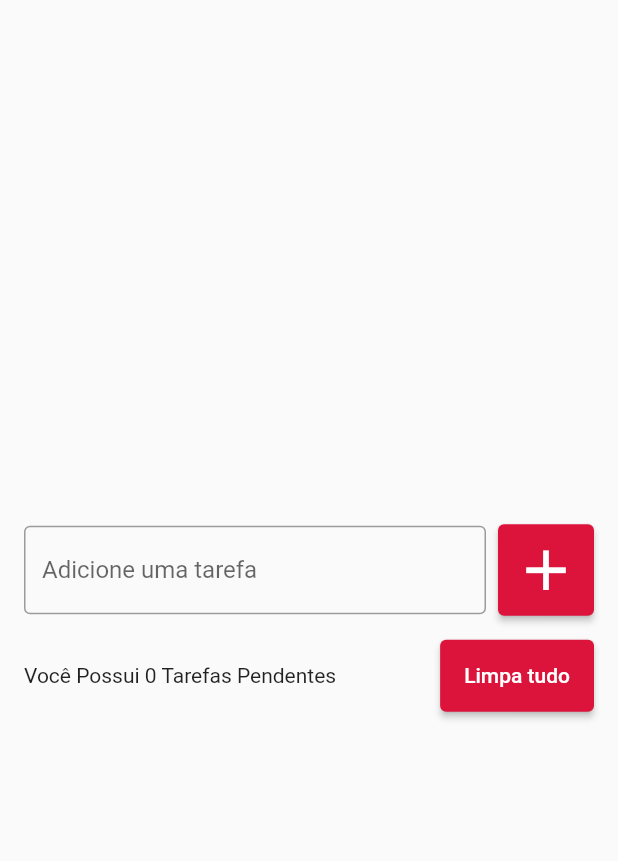
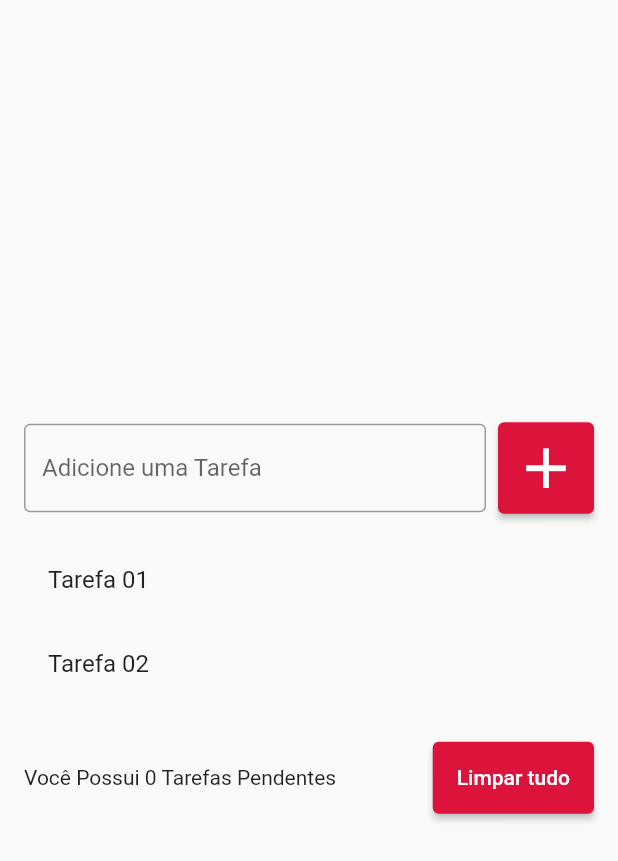
Before and after one commit to petersonpm/flutter-task-list, a Flutter app: the screen it shows after launch, on a phone screen of 412 x 824 dp. Shown: the top 861 px of the screen. Run offline on Flutter 3.47's test engine with Material 2 defaults, Android fonts, the light colour scheme and no system bars.

Commit message:
ListView

```diff
--- a/lib/pages/todo_list_page.dart
+++ b/lib/pages/todo_list_page.dart
@@ -17,48 +17,61 @@ class TodoListPage extends StatelessWidget {
                   const Expanded(
                     child: TextField(
                       decoration: InputDecoration(
-                        border: OutlineInputBorder(
-                        ),
-                        labelText: 'Adicione uma tarefa',
+                        border: OutlineInputBorder(),
+                        labelText: 'Adicione uma Tarefa',
                         hintText: 'EX. Estudar Flutter',
                       ),
                     ),
                   ),
-                  const SizedBox (width: 8),
+                  const SizedBox(width: 8),
                   ElevatedButton(
                     onPressed: () {},
                     style: ElevatedButton.styleFrom(
                         primary: const Color(0xffDC143C),
-                        padding: const EdgeInsets.all(8)
-                    ),
-                    child: const Icon (
+                        padding: const EdgeInsets.all(8)),
+                    child: const Icon(
                       Icons.add,
                       size: 45,
                     ),
                   ),
                 ],
               ),
-              const SizedBox(height:16 ),
+              const SizedBox(height: 16),
+              SizedBox(
+                height: 120,
+                child: ListView(
+                  shrinkWrap: true,
+                  children: const [
+                    ListTile(
+                      title: Text('Tarefa 01'),
+                    ),
+                    ListTile(
+                      title: Text('Tarefa 02'),
+                    ),
+                    ListTile(
+                      title: Text('Tarefa 03'),
+                    ),
+                  ],
+                ),
+              ),
+              const SizedBox(height: 16),
               Row(
                 children: [
                   const Expanded(
-                    child: Text(
-                      'Você Possui 0 Tarefas Pendentes'
-                    ),
+                    child: Text('Você Possui 0 Tarefas Pendentes'),
                   ),
-                  SizedBox (width: 8),
+                  SizedBox(width: 8),
                   ElevatedButton(
-                      onPressed: () {},
-                      style: ElevatedButton.styleFrom(
+                    onPressed: () {},
+                    style: ElevatedButton.styleFrom(
                         primary: const Color(0xffDC143C),
-                        padding: const EdgeInsets.all(16)
-                    ),
-                    child: Text('Limpa tudo'),
+                        padding: const EdgeInsets.all(16)),
+                    child: Text('Limpar tudo'),
                   ),
                 ],
               ),
             ],
-          ) ,
+          ),
         ),
       ),
     );
```
